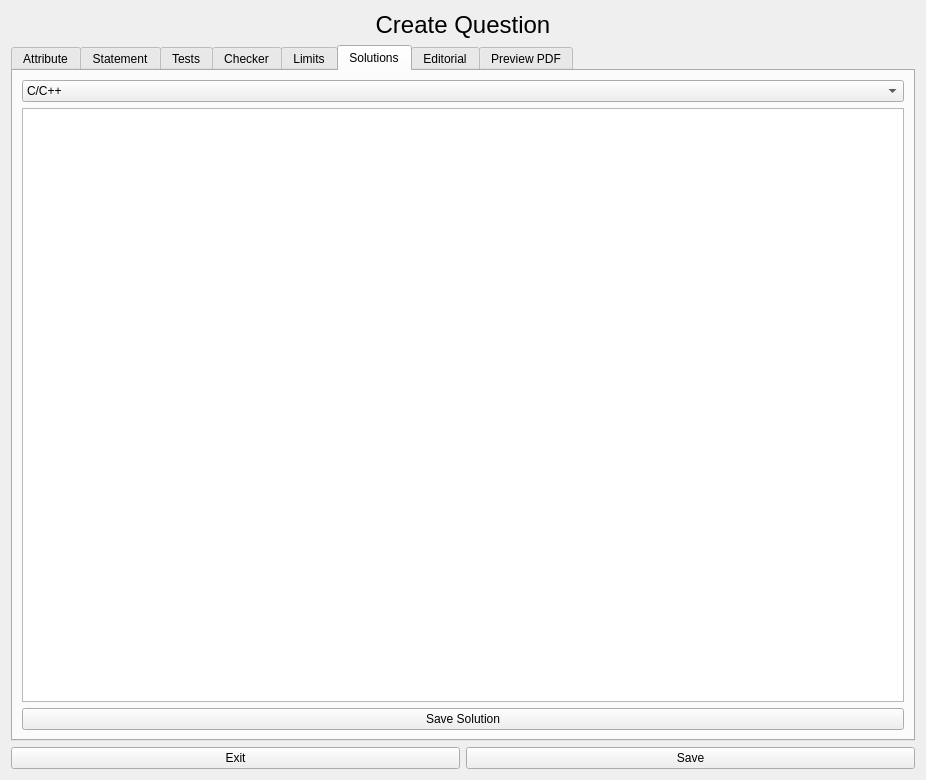
KaziRifatMorshed/SmartXm, file src/SmartXm-CSEKU/createquestion.ui: the form before one commit.
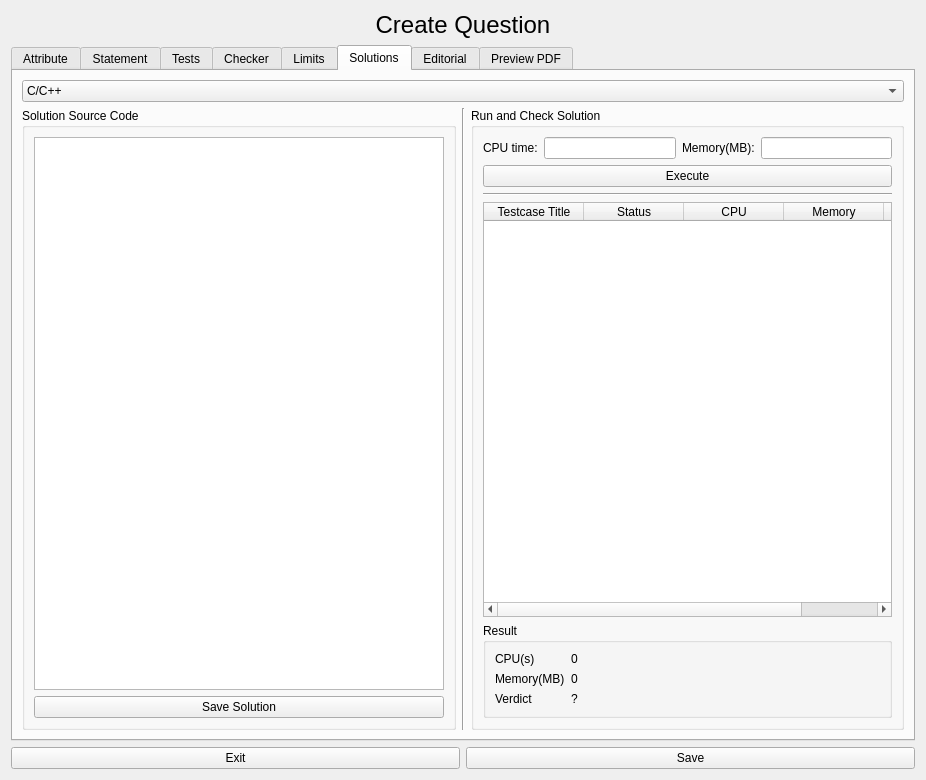
The form after the commit. The open tabs and pages were chosen to show the change. Icons and pictures are not drawn.

Commit message: solution execution and checking UI

```diff
--- a/src/SmartXm-CSEKU/createquestion.ui
+++ b/src/SmartXm-CSEKU/createquestion.ui
@@ -645,14 +645,161 @@
         </widget>
        </item>
        <item>
-        <widget class="QTextEdit" name="soluSourceCode_textEdit"/>
-       </item>
-       <item>
-        <widget class="QPushButton" name="soluSrcCodeSaveBtn_pushButton_2">
-         <property name="text">
-          <string>Save Solution</string>
-         </property>
-        </widget>
+        <layout class="QHBoxLayout" name="horizontalLayout_12">
+         <item>
+          <widget class="QGroupBox" name="groupBox_7">
+           <property name="title">
+            <string>Solution Source Code</string>
+           </property>
+           <layout class="QVBoxLayout" name="verticalLayout_6">
+            <item>
+             <widget class="QTextEdit" name="soluSourceCode_textEdit"/>
+            </item>
+            <item>
+             <widget class="QPushButton" name="soluSrcCodeSaveBtn_pushButton_2">
+              <property name="text">
+               <string>Save Solution</string>
+              </property>
+             </widget>
+            </item>
+           </layout>
+          </widget>
+         </item>
+         <item>
+          <widget class="Line" name="line">
+           <property name="orientation">
+            <enum>Qt::Orientation::Vertical</enum>
+           </property>
+          </widget>
+         </item>
+         <item>
+          <widget class="QGroupBox" name="groupBox_8">
+           <property name="title">
+            <string>Run and Check Solution</string>
+           </property>
+           <layout class="QVBoxLayout" name="verticalLayout_7">
+            <item>
+             <layout class="QHBoxLayout" name="horizontalLayout_11">
+              <item>
+               <widget class="QLabel" name="label_25">
+                <property name="text">
+                 <string>CPU time:</string>
+                </property>
+               </widget>
+              </item>
+              <item>
+               <widget class="QLineEdit" name="RunSolution_CPUtime_lineEdit"/>
+              </item>
+              <item>
+               <widget class="QLabel" name="label_26">
+                <property name="text">
+                 <string>Memory(MB):</string>
+                </property>
+               </widget>
+              </item>
+              <item>
+               <widget class="QLineEdit" name="RunSolution_Memory_lineEdit"/>
+              </item>
+             </layout>
+            </item>
+            <item>
+             <widget class="QPushButton" name="RunSolution_execute_pushButton_2">
+              <property name="text">
+               <string>Execute</string>
+              </property>
+             </widget>
+            </item>
+            <item>
+             <widget class="Line" name="line_2">
+              <property name="orientation">
+               <enum>Qt::Orientation::Horizontal</enum>
+              </property>
+             </widget>
+            </item>
+            <item>
+             <widget class="QTableWidget" name="tableWidget_2">
+              <column>
+               <property name="text">
+                <string>Testcase Title</string>
+               </property>
+              </column>
+              <column>
+               <property name="text">
+                <string>Status</string>
+               </property>
+              </column>
+              <column>
+               <property name="text">
+                <string>CPU</string>
+               </property>
+              </column>
+              <column>
+               <property name="text">
+                <string>Memory</string>
+               </property>
+              </column>
+              <column>
+               <property name="text">
+                <string>Points</string>
+               </property>
+              </column>
+             </widget>
+            </item>
+            <item>
+             <widget class="QGroupBox" name="groupBox_9">
+              <property name="title">
+               <string>Result</string>
+              </property>
+              <layout class="QFormLayout" name="formLayout_2">
+               <item row="0" column="0">
+                <widget class="QLabel" name="label_27">
+                 <property name="text">
+                  <string>CPU(s)</string>
+                 </property>
+                </widget>
+               </item>
+               <item row="0" column="1">
+                <widget class="QLabel" name="label_30">
+                 <property name="text">
+                  <string>0</string>
+                 </property>
+                </widget>
+               </item>
+               <item row="1" column="0">
+                <widget class="QLabel" name="label_28">
+                 <property name="text">
+                  <string>Memory(MB)</string>
+                 </property>
+                </widget>
+               </item>
+               <item row="1" column="1">
+                <widget class="QLabel" name="label_31">
+                 <property name="text">
+                  <string>0</string>
+                 </property>
+                </widget>
+               </item>
+               <item row="2" column="0">
+                <widget class="QLabel" name="label_29">
+                 <property name="text">
+                  <string>Verdict</string>
+                 </property>
+                </widget>
+               </item>
+               <item row="2" column="1">
+                <widget class="QLabel" name="label_32">
+                 <property name="text">
+                  <string>?</string>
+                 </property>
+                </widget>
+               </item>
+              </layout>
+             </widget>
+            </item>
+           </layout>
+          </widget>
+         </item>
+        </layout>
        </item>
       </layout>
      </widget>
```
Left out of the diff: 31 changed lines with no effect on the pictures.
